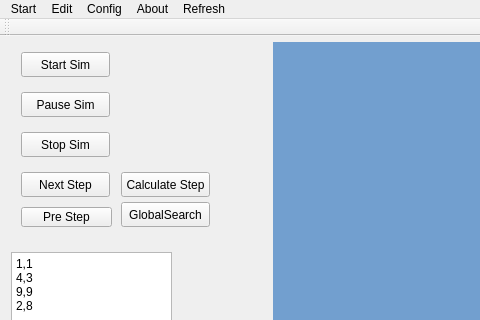
Old version of the form mainwindow.ui in the repository wystephen/RT-Sim; both pictures show x 0 to 480 and y 0 to 320 of the 1102 by 700 pixel window.
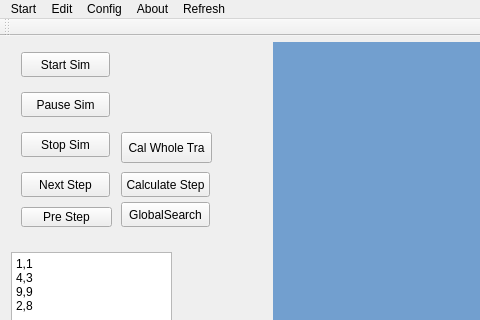
New version of the form.

```diff
--- a/mainwindow.ui
+++ b/mainwindow.ui
@@ -216,6 +216,19 @@
         <string>Calculate Step</string>
        </property>
       </widget>
+      <widget class="QPushButton" name="btn_cal_whole_tra">
+       <property name="geometry">
+        <rect>
+         <x>110</x>
+         <y>90</y>
+         <width>91</width>
+         <height>31</height>
+        </rect>
+       </property>
+       <property name="text">
+        <string>Cal Whole Tra</string>
+       </property>
+      </widget>
      </widget>
     </item>
     <item row="3" column="0">
```
